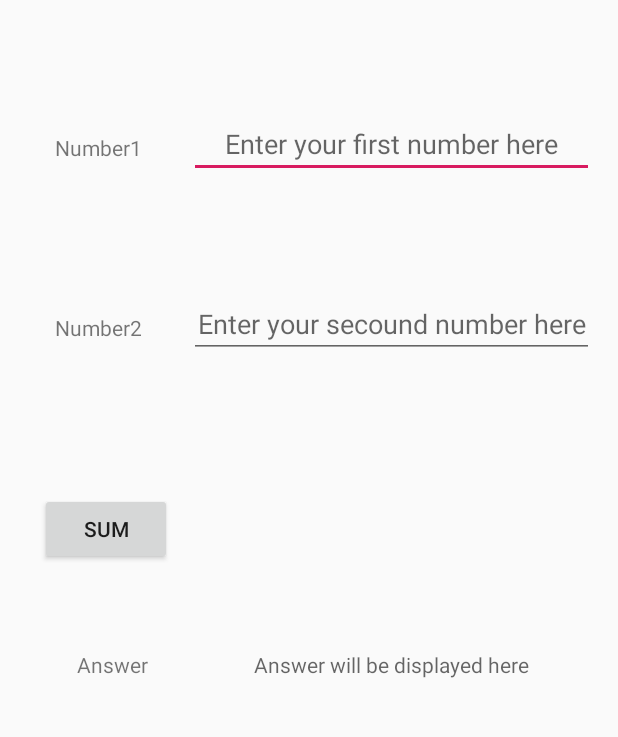
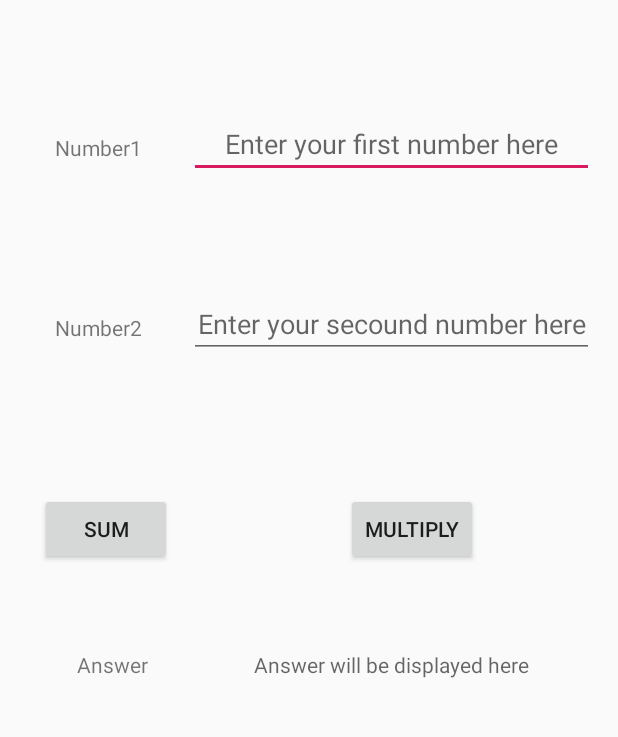
Before and after one commit to Vigilante7478/CalculatorAndriod, an Android app: the screen it shows after launch (MainActivity), on a phone screen of 412 x 824 dp, the part 242-979 px from its top. Run offline under Robolectric (Android 15) with nearby library versions, the phone set to English and light mode, and no system bars.

Commit message:
Commit on multiply

```diff
--- a/app/src/main/java/com/example/calculator/MainActivity.kt
+++ b/app/src/main/java/com/example/calculator/MainActivity.kt
@@ -17,5 +17,13 @@ class MainActivity : AppCompatActivity() {
             val n3: Int = n1 + n2
             ans.setText(n3.toString())
         }
+
+        mul.setOnClickListener(){
+            val n1: Int = no1.getText().toString().toInt()
+            val n2: Int = no2.getText().toString().toInt()
+
+            val n3: Int = n1 * n2
+            ans.setText(n3.toString())
+        }
     }
 }
--- a/app/src/main/res/layout/activity_main.xml
+++ b/app/src/main/res/layout/activity_main.xml
@@ -116,4 +116,17 @@
         app:layout_constraintTop_toTopOf="parent"
         app:layout_constraintVertical_bias="0.726" />
 
+    <Button
+        android:id="@+id/mul"
+        android:layout_width="wrap_content"
+        android:layout_height="wrap_content"
+        android:gravity="center"
+        android:text="MULTIPLY"
+        app:layout_constraintBottom_toBottomOf="parent"
+        app:layout_constraintEnd_toEndOf="parent"
+        app:layout_constraintHorizontal_bias="0.712"
+        app:layout_constraintStart_toStartOf="parent"
+        app:layout_constraintTop_toTopOf="parent"
+        app:layout_constraintVertical_bias="0.603" />
+
 </androidx.constraintlayout.widget.ConstraintLayout>
```
